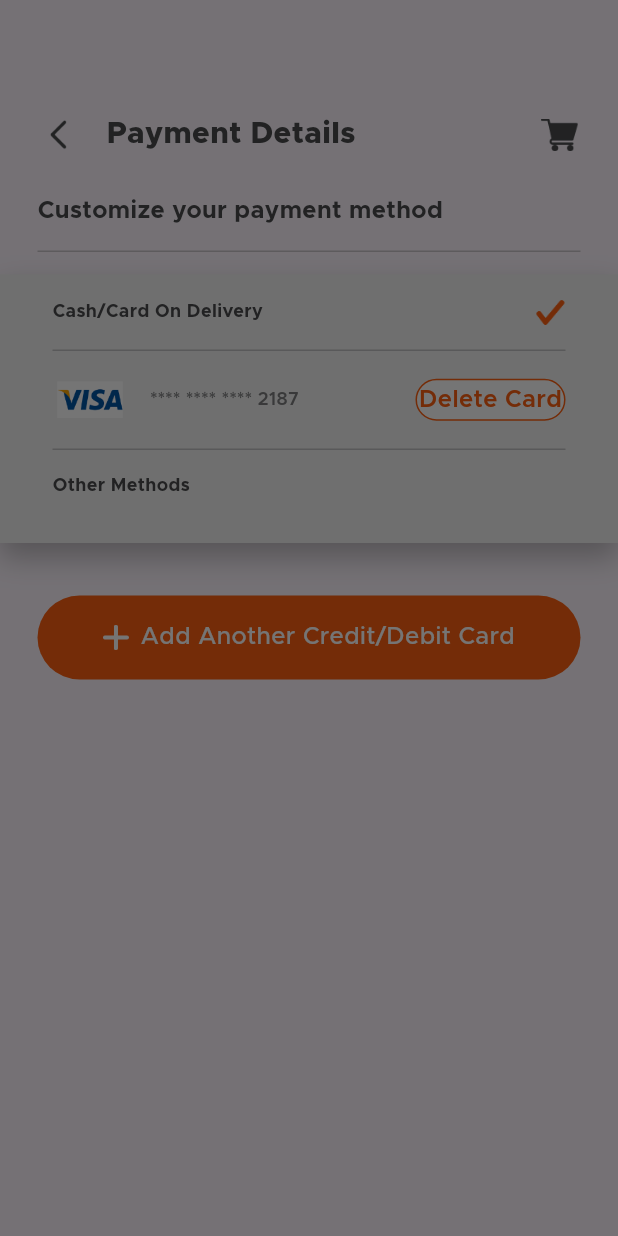
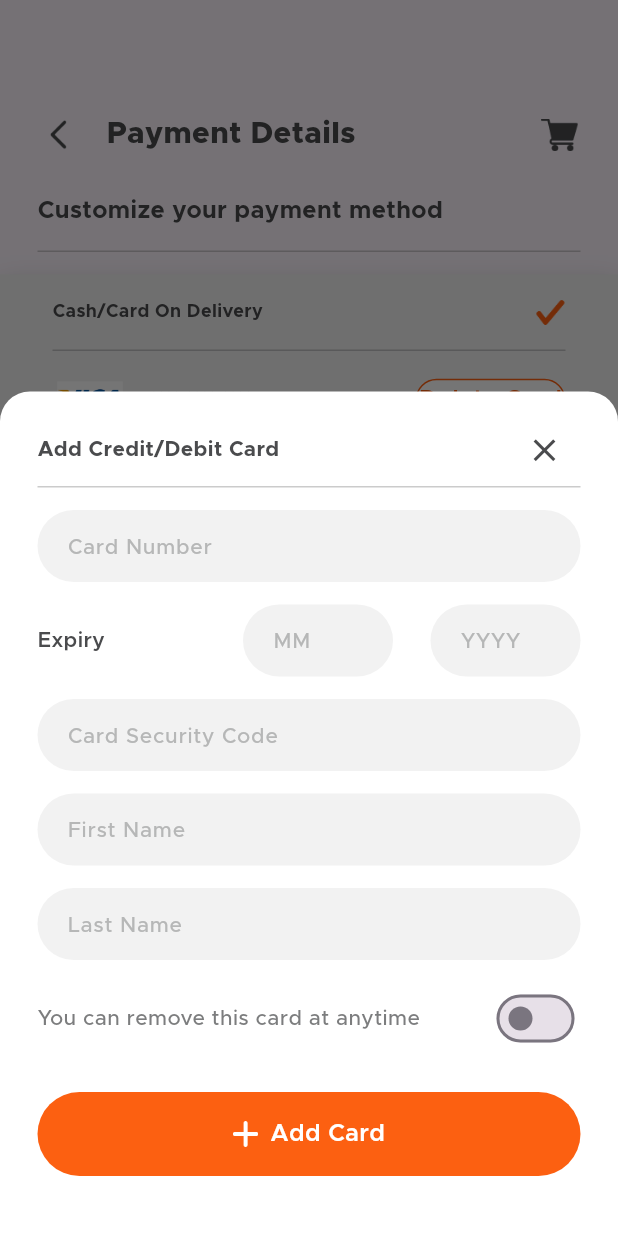
Before and after one commit to Suwas52/Food-Delivery-App-Frontend-UI-, a Flutter app: the PaymentDetailsView screen opened directly, after a tap on "Add Another Credit/Debit Card", on a phone screen of 412 x 824 dp. Run offline on Flutter 3.47's test engine with Material 3 defaults, Android fonts, the phone set to English and light mode, and no system bars; our stand-ins replace flutter_rating_bar, image_picker; missing offline and left inert: otp_pin_field.

Commit message:
completed add card UI

```diff
--- a/lib/common_widget/round_icon_button.dart
+++ b/lib/common_widget/round_icon_button.dart
@@ -7,32 +7,46 @@ class RoundIconButton extends StatelessWidget {
   final String icon;
   final Color color;
   final double fontSize;
-  const RoundIconButton({super.key, required this.onPressed, required this.title, required this.icon, required this.color, this.fontSize = 12});
+  final FontWeight fontWeight;
+  const RoundIconButton(
+      {super.key,
+      required this.onPressed,
+      required this.title,
+      required this.icon,
+      required this.color,
+      this.fontSize = 12,
+      this.fontWeight = FontWeight.w500,});
 
   @override
   Widget build(BuildContext context) {
-    return  InkWell(
+    return InkWell(
       onTap: onPressed,
       child: Container(
         height: 56,
         alignment: Alignment.center,
         decoration: BoxDecoration(
           color: color,
-          borderRadius: BorderRadius.circular(28),),
+          borderRadius: BorderRadius.circular(28),
+        ),
         child: Row(
           mainAxisSize: MainAxisSize.min,
           children: [
-            Image.asset(icon, width: 17, height: 17, fit: BoxFit.contain,),
+            Image.asset(
+              icon,
+              width: 17,
+              height: 17,
+              fit: BoxFit.contain,
+            ),
             const SizedBox(
               width: 8,
             ),
-
             Text(
               title,
               style: TextStyle(
                   color: TColor.white,
                   fontSize: fontSize,
-                  fontWeight: FontWeight.w500),),
+                  fontWeight: fontWeight),
+            ),
           ],
         ),
       ),
--- /dev/null
+++ b/lib/view/more/add_card_view.dart
@@ -0,0 +1,164 @@
+import 'package:flutter/material.dart';
+
+import '../../common/color_extension.dart';
+import '../../common_widget/round_icon_button.dart';
+import '../../common_widget/round_textfield.dart';
+
+class AddCardView extends StatefulWidget {
+  const AddCardView({super.key});
+
+  @override
+  State<AddCardView> createState() => _AddCardViewState();
+}
+
+class _AddCardViewState extends State<AddCardView> {
+  TextEditingController txtCardNumber = TextEditingController();
+  TextEditingController txtCardMonth = TextEditingController();
+  TextEditingController txtCardYear = TextEditingController();
+  TextEditingController txtCardCode = TextEditingController();
+  TextEditingController txtFirstName = TextEditingController();
+  TextEditingController txtLastName = TextEditingController();
+  bool isAnyTime = false;
+
+  @override
+  Widget build(BuildContext context) {
+    var media = MediaQuery.of(context).size;
+    return  Container(
+      padding: const EdgeInsets.symmetric(vertical: 15, horizontal: 25),
+      width: media.width,
+      decoration: BoxDecoration(
+          color: TColor.white,
+          borderRadius: const BorderRadius.only(
+              topLeft: Radius.circular(20), topRight: Radius.circular(20))),
+      child: Column(
+        mainAxisAlignment: MainAxisAlignment.end,
+        mainAxisSize: MainAxisSize.min,
+        children: [
+          Row(
+            mainAxisAlignment: MainAxisAlignment.spaceBetween,
+            children: [
+              Text(
+                "Add Credit/Debit Card",
+                style: TextStyle(
+                    color: TColor.primaryText,
+                    fontSize: 14,
+                    fontWeight: FontWeight.w700),
+              ),
+              IconButton(
+                onPressed: () {
+                  Navigator.pop(context);
+                },
+                icon: Icon(
+                  Icons.close,
+                  color: TColor.primaryText,
+                  size: 25,
+                ),
+              )
+            ],
+          ),
+          Divider(
+            color: TColor.secondaryText.withOpacity(0.4),
+            height: 1,
+          ),
+          const SizedBox(
+            height: 15,
+          ),
+          RoundTextfield(
+            hintText: "Card Number",
+            controller: txtCardNumber,
+            keyboardType: TextInputType.number,
+          ),
+          const SizedBox(
+            height: 15,
+          ),
+          Row(
+            children: [
+              Text(
+                "Expiry",
+                style: TextStyle(
+                    color: TColor.primaryText,
+                    fontSize: 14,
+                    fontWeight: FontWeight.w600),
+              ),
+              const Spacer(),
+              SizedBox(
+                width: 100,
+                child: RoundTextfield(
+                  hintText: "MM",
+                  controller: txtCardMonth,
+                  keyboardType: TextInputType.number,
+                ),
+              ),
+              const SizedBox(width: 25),
+              SizedBox(
+                width: 100,
+                child: RoundTextfield(
+                  hintText: "YYYY",
+                  controller: txtCardYear,
+                  keyboardType: TextInputType.number,
+                ),
+              ),
+            ],
+          ),
+          const SizedBox(
+            height: 15,
+          ),
+          RoundTextfield(
+            hintText: "Card Security Code",
+            controller: txtCardCode,
+            keyboardType: TextInputType.number,
+          ),
+          const SizedBox(
+            height: 15,
+          ),
+          RoundTextfield(
+            hintText: "First Name",
+            controller: txtFirstName,
+          ),
+          const SizedBox(
+            height: 15,
+          ),
+          RoundTextfield(
+            hintText: "Last Name",
+            controller: txtLastName,
+          ),
+          const SizedBox(
+            height: 15,
+          ),
+          Row(children: [
+            Text(
+              "You can remove this card at anytime",
+              style: TextStyle(
+                  color: TColor.secondaryText,
+                  fontSize: 14,
+                  fontWeight: FontWeight.w500),
+            ),
+            const Spacer(),
+            Switch(
+                value: isAnyTime,
+                activeColor: TColor.primary,
+                onChanged: (newVal) {
+                  setState(() {
+                    isAnyTime = newVal;
+                  });
+                })
+          ]),
+          const SizedBox(
+            height: 25,
+          ),
+          RoundIconButton(
+              title: "Add Card",
+              icon: "assets/img/add.png",
+              color: TColor.primary,
+              fontSize: 16,
+              fontWeight: FontWeight.w600,
+              onPressed: () {}),
+          const SizedBox(
+            height: 25,
+          ),
+        ],
+      ),
+
+    );
+  }
+}
--- a/lib/view/more/payment_details_view.dart
+++ b/lib/view/more/payment_details_view.dart
@@ -1,4 +1,5 @@
 import 'package:flutter/material.dart';
+import 'package:frontend_ui/view/more/add_card_view.dart';
 
 import '../../common/color_extension.dart';
 import '../../common_widget/round_button.dart';
@@ -221,7 +222,7 @@ class _PaymentDetailsViewState extends State<PaymentDetailsView> {
                           backgroundColor: Colors.transparent,
                           context: context,
                           builder: (context) {
-                            return Container();
+                            return const AddCardView();
                           });
                       // Navigator.push(context, MaterialPageRoute(builder: (context) => const AddCardView() ));
                     }),
```
Also changed, not shown: lib/view/more/about_us_view.dart (added, +112 -0 lines), lib/view/more/inbox_view.dart (added, +192 -0 lines), lib/view/more/more_view.dart (+30 -0 lines), lib/view/more/notification_view.dart (added, +162 -0 lines).
